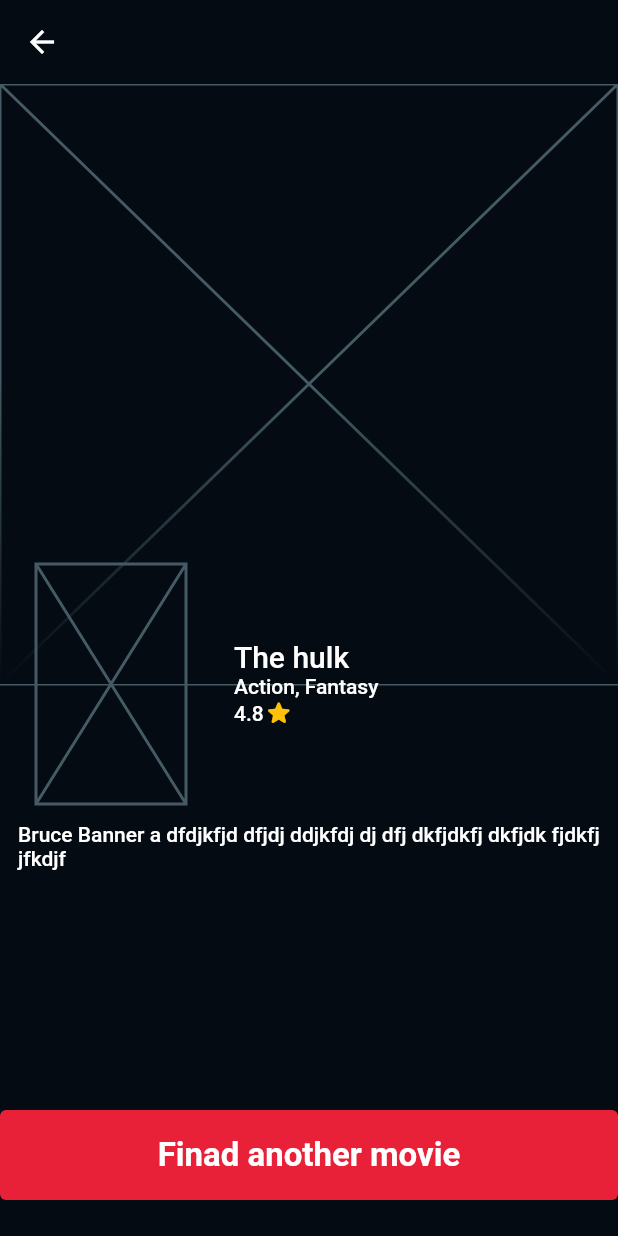
After one commit to MohammadLashkari/movie_app, a Flutter app: the ResultScreen screen opened directly, on a phone screen of 412 x 824 dp. The commit adds this screen. Run offline on Flutter 3.47's test engine with Material 2 defaults, Android fonts, the phone set to English and light mode, and no system bars; our stand-ins replace equatable, flutter_riverpod.

Commit message:
add riverpod

```diff
--- a/lib/src/common_widgets/primary_button.dart
+++ b/lib/src/common_widgets/primary_button.dart
@@ -14,7 +14,7 @@ class PrimaryButton extends StatelessWidget {
   @override
   Widget build(BuildContext context) {
     return Padding(
-      padding: const EdgeInsets.only(bottom: 10),
+      padding: const EdgeInsets.only(bottom: 24),
       child: TextButton(
         style: TextButton.styleFrom(
           fixedSize: const Size(double.maxFinite, 60),
--- a/lib/src/features/genre/genre.dart
+++ b/lib/src/features/genre/genre.dart
@@ -6,13 +6,13 @@ class Genre extends Equatable {
   const Genre({
     this.id = 0,
     required this.name,
-    required this.imgaeUrl,
+    this.imgaeUrl,
     this.isSelected = false,
   });
 
   final int id;
   final String name;
-  final String imgaeUrl;
+  final String? imgaeUrl;
   final bool isSelected;
 
   Genre toggleSelected() {
--- a/lib/src/features/genre/genre_card.dart
+++ b/lib/src/features/genre/genre_card.dart
@@ -31,7 +31,7 @@ class GenreCard extends StatelessWidget {
         child: Row(
           mainAxisAlignment: MainAxisAlignment.spaceAround,
           children: [
-            Image.asset(genre.imgaeUrl, height: 100),
+            Image.asset(genre.imgaeUrl!, height: 100),
             Text(
               genre.name,
               style: Theme.of(context)
--- /dev/null
+++ b/lib/src/features/movie_flow/movie_flow_state.dart
@@ -0,0 +1,57 @@
+import 'package:equatable/equatable.dart';
+import 'package:flutter/material.dart';
+import 'package:movie_app/src/constants/test_genres.dart';
+import 'package:movie_app/src/features/genre/genre.dart';
+import 'package:movie_app/src/features/result/movie.dart';
+
+const kTestMovie = Movie(
+  title: 'The hulk',
+  overView:
+      'Bruce Banner a dfdjkfjd dfjdj ddjkfdj dj dfj dkfjdkfj dkfjdk fjdkfj jfkdjf',
+  voteAverage: 4.8,
+  genres: [
+    Genre(name: 'Action'),
+    Genre(name: 'Fantasy'),
+  ],
+  releaseDate: '2019-05-24',
+  posterPath: '',
+  backdropPath: '',
+);
+
+class MovieFlowState extends Equatable {
+  const MovieFlowState({
+    required this.pageController,
+    this.genres = kTestGenres,
+    this.movie = kTestMovie,
+    this.rating = 5,
+    this.yearsBack = 10,
+  });
+
+  final PageController pageController;
+  final int rating;
+  final int yearsBack;
+  final List<Genre> genres;
+  final Movie movie;
+
+  MovieFlowState copyWith({
+    PageController? pageController,
+    int? rating,
+    int? yearsBack,
+    List<Genre>? genres,
+    Movie? movie,
+  }) {
+    return MovieFlowState(
+      pageController: pageController ?? this.pageController,
+      rating: rating ?? this.rating,
+      yearsBack: yearsBack ?? this.yearsBack,
+      genres: genres ?? this.genres,
+      movie: movie ?? this.movie,
+    );
+  }
+
+  @override
+  bool get stringify => true;
+
+  @override
+  List<Object> get props => [pageController, rating, yearsBack, genres, movie];
+}
--- /dev/null
+++ b/lib/src/features/result/movie.dart
@@ -0,0 +1,50 @@
+import 'package:equatable/equatable.dart';
+import 'package:flutter/material.dart';
+import 'package:movie_app/src/features/genre/genre.dart';
+
+@immutable
+class Movie extends Equatable {
+  const Movie({
+    required this.title,
+    required this.overView,
+    required this.voteAverage,
+    required this.genres,
+    required this.releaseDate,
+    this.backdropPath,
+    this.posterPath,
+  });
+  final String title;
+  final String overView;
+  final num voteAverage;
+  final List<Genre> genres;
+  final String releaseDate;
+  final String? backdropPath;
+  final String? posterPath;
+
+  factory Movie.initial() {
+    return const Movie(
+      title: '',
+      overView: '',
+      voteAverage: 0,
+      genres: [],
+      releaseDate: '',
+    );
+  }
+
+  String get genresCommaSeparated =>
+      genres.map((genre) => genre.name).toList().join(', ');
+
+  @override
+  List<Object?> get props => [
+        title,
+        overView,
+        voteAverage,
+        genres,
+        releaseDate,
+        backdropPath,
+        posterPath
+      ];
+
+  @override
+  bool get stringify => true;
+}
--- /dev/null
+++ b/lib/src/features/result/result_screen.dart
@@ -0,0 +1,135 @@
+import 'package:flutter/material.dart';
+import 'package:flutter_riverpod/flutter_riverpod.dart';
+import 'package:movie_app/src/common_widgets/primary_button.dart';
+import 'package:movie_app/src/constants/app_sizes.dart';
+import 'package:movie_app/src/features/movie_flow/movie_flow_controller.dart';
+import 'package:movie_app/src/features/result/movie.dart';
+
+class ResultScreen extends ConsumerWidget {
+  static router({bool fullscreenDialog = true}) => MaterialPageRoute(
+        fullscreenDialog: fullscreenDialog,
+        builder: (context) => const ResultScreen(),
+      );
+  const ResultScreen({super.key});
+
+  final double moveHeight = 160;
+
+  @override
+  Widget build(BuildContext context, WidgetRef ref) {
+    final movie = ref.watch(movieFlowControllerProvider).movie;
+    return Scaffold(
+      appBar: AppBar(),
+      body: Column(
+        children: [
+          Stack(
+            clipBehavior: Clip.none,
+            children: [
+              const CoverImage(),
+              Positioned(
+                width: MediaQuery.sizeOf(context).width,
+                bottom: -(moveHeight / 2),
+                child: MovieImageDetails(
+                  movie: movie,
+                  movieHeight: moveHeight,
+                ),
+              ),
+            ],
+          ),
+          SizedBox(height: moveHeight / 2),
+          Padding(
+            padding: const EdgeInsets.all(12.0),
+            child: Text(
+              movie.overView,
+              style: Theme.of(context).textTheme.bodyLarge,
+            ),
+          ),
+          const Spacer(),
+          PrimaryButton(
+            text: 'Finad another movie',
+            onPressed: () => Navigator.of(context).pop(),
+          ),
+        ],
+      ),
+    );
+  }
+}
+
+class CoverImage extends StatelessWidget {
+  const CoverImage({super.key});
+
+  @override
+  Widget build(BuildContext context) {
+    return Container(
+      constraints: const BoxConstraints(minHeight: 298),
+      child: ShaderMask(
+        blendMode: BlendMode.dstIn,
+        shaderCallback: (rect) {
+          return LinearGradient(
+            colors: [
+              Theme.of(context).scaffoldBackgroundColor,
+              Colors.transparent,
+            ],
+            begin: Alignment.center,
+            end: Alignment.bottomCenter,
+          ).createShader(
+            Rect.fromLTRB(0, 0, rect.width, rect.height),
+          );
+        },
+        child: const Placeholder(),
+      ),
+    );
+  }
+}
+
+class MovieImageDetails extends StatelessWidget {
+  const MovieImageDetails({
+    super.key,
+    required this.movie,
+    required this.movieHeight,
+  });
+  final Movie movie;
+  final double movieHeight;
+
+  @override
+  Widget build(BuildContext context) {
+    return Padding(
+      padding: const EdgeInsets.symmetric(horizontal: 24),
+      child: Row(
+        children: [
+          SizedBox(
+            width: 100,
+            height: movieHeight,
+            child: const Placeholder(),
+          ),
+          gapW32,
+          Column(
+            crossAxisAlignment: CrossAxisAlignment.start,
+            children: [
+              Text(
+                movie.title,
+                style: Theme.of(context).textTheme.titleLarge,
+              ),
+              Text(
+                movie.genresCommaSeparated,
+                style: Theme.of(context).textTheme.bodyLarge,
+              ),
+              Row(
+                children: [
+                  Text(
+                    '${movie.voteAverage}',
+                    style: Theme.of(context).textTheme.bodyLarge,
+                  ),
+                  const Icon(
+                    Icons.star_rounded,
+                    size: 20,
+                    color: Colors.amber,
+                  )
+                ],
+              )
+            ],
+          ),
+        ],
+      ),
+    );
+  }
+}
--- a/pubspec.yaml
+++ b/pubspec.yaml
@@ -13,12 +13,15 @@ dependencies:
 
 
   cupertino_icons: ^1.0.2
+  envied: ^0.3.0+3
 
 dev_dependencies:
   flutter_test:
     sdk: flutter
 
   flutter_lints: ^2.0.0
+  build_runner: ^2.4.6
+  envied_generator: ^0.3.0+3
 
 flutter:
   uses-material-design: true
```
Also changed, not shown: lib/main.dart (+6 -1 lines), lib/src/features/genre/genre_screen.dart (+24 -31 lines), lib/src/features/landing/landing_screen.dart (+7 -6 lines), lib/src/features/movie_flow/movie_flow.dart (+10 -38 lines), lib/src/features/movie_flow/movie_flow_controller.dart (added, +61 -0 lines), lib/src/features/rating/rating_screen.dart (+17 -20 lines), lib/src/features/year_back/year_back_screen.dart (+17 -21 lines), lib/src/routing/app_router.dart (deleted, +0 -14 lines), pubspec.lock, 2 other files.
